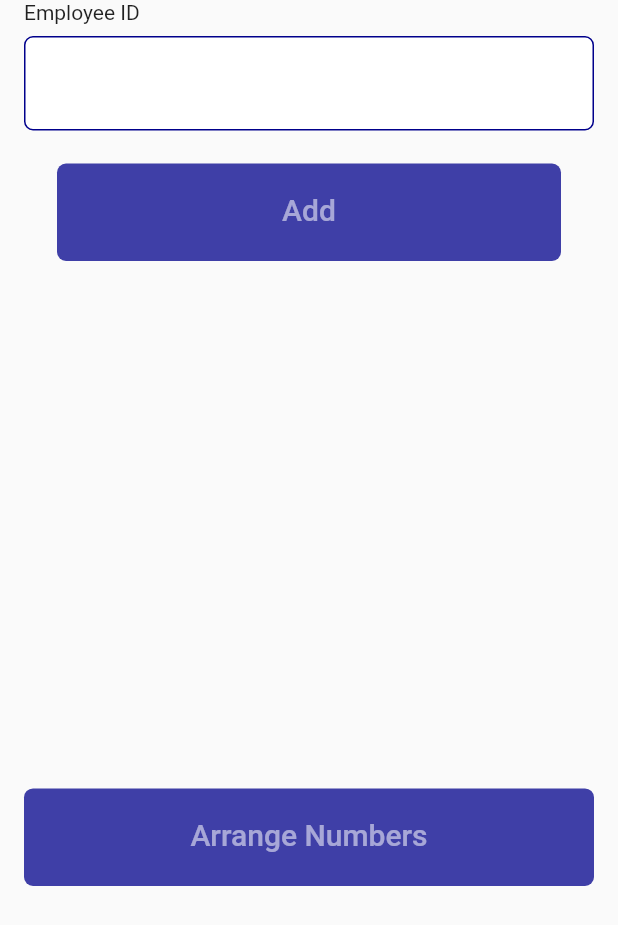
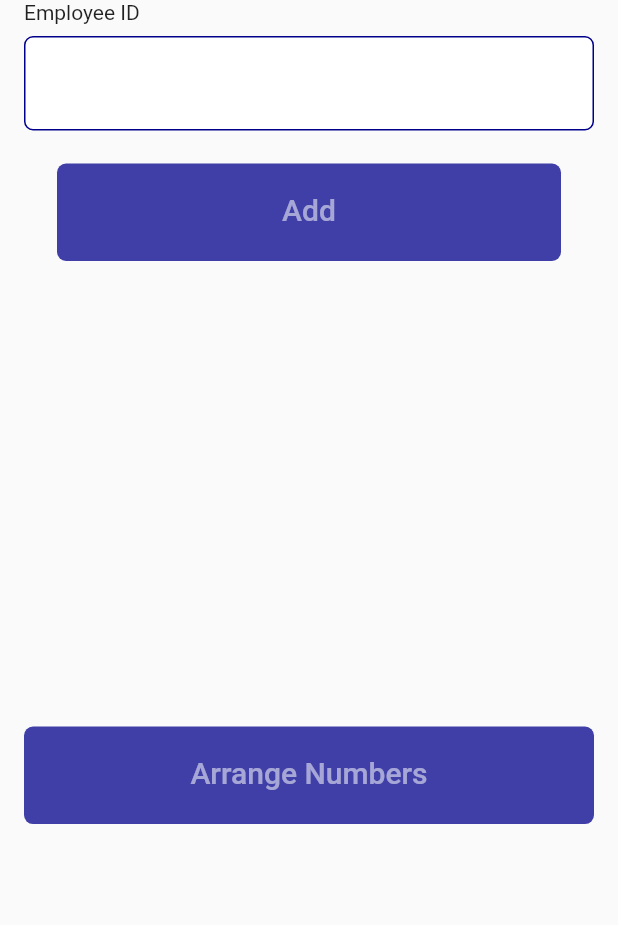
Before and after one commit to Hwassef/number_arrange, a Flutter app: the screen it shows after launch, on a phone screen of 412 x 824 dp. Shown: the top 925 px of the screen. Run offline on Flutter 3.47's test engine with Material 2 defaults, Android fonts, the phone set to English and light mode, and no system bars; our stand-ins replace flutter_mobx, mobx; generated files the repository leaves out were written again.

Commit message:
Fix ui issue

```diff
--- a/lib/core/features/arrange_number/presentation/pages/home_page.dart
+++ b/lib/core/features/arrange_number/presentation/pages/home_page.dart
@@ -4,14 +4,20 @@
 import 'package:number_arrange/core/features/arrange_number/presentation/store/home_page_store.dart';
 import 'package:number_arrange/core/widgets/input_text_field.dart';
 
-class HomePage extends StatelessWidget {
+class HomePage extends StatefulWidget {
   const HomePage({super.key});
 
   @override
-  Widget build(BuildContext context) {
+  State<HomePage> createState() => _HomePageState();
+}
+
 final HomePageStore homePageStore = HomePageStore();
 final TextEditingController controller = TextEditingController();
 final FocusNode focusNode = FocusNode();
+
+class _HomePageState extends State<HomePage> {
+  @override
+  Widget build(BuildContext context) {
     return Scaffold(
       body: SafeArea(
         child: SingleChildScrollView(
@@ -19,31 +25,27 @@
           padding: AppPaddings.horizontalRegularPaddingValue,
           child: Column(
             children: [
-              Observer(
-                builder: (_) => InputTextField(
-                  onChanged: (value) => homePageStore.employeeIDOnChanged(controller.text),
+              InputTextField(
+                onChanged: (value) => homePageStore.employeeIDOnChanged(value),
                 validator: (value) => homePageStore.employeeIdentificatorValidator(),
                 hintText: 'Employee ID',
                 labelText: 'Employee ID',
                 focusNode: focusNode,
                 controller: controller,
               ),
-              ),
               Padding(
                 padding: AppPaddings.largePadding,
                 child: Observer(
                   builder: (_) => ElevatedButton(
                     onPressed: homePageStore.isAddEmployeeButtonEnabled
-                        ? () {
-                            homePageStore.addEmployeeId(employeeID: controller.text);
-                          }
+                        ? () => homePageStore.addEmployeeId(employeeID: homePageStore.employeeID ?? '')
                         : null,
                     child: const Text("Add"),
                   ),
                 ),
               ),
-              Container(
-                height: MediaQuery.of(context).size.height * 0.4,
+              SizedBox(
+                height: MediaQuery.of(context).size.height * 0.35,
                 child: Row(
                   children: [
                     Expanded(
```
Lines whose indentation alone changed are shown as unchanged.
